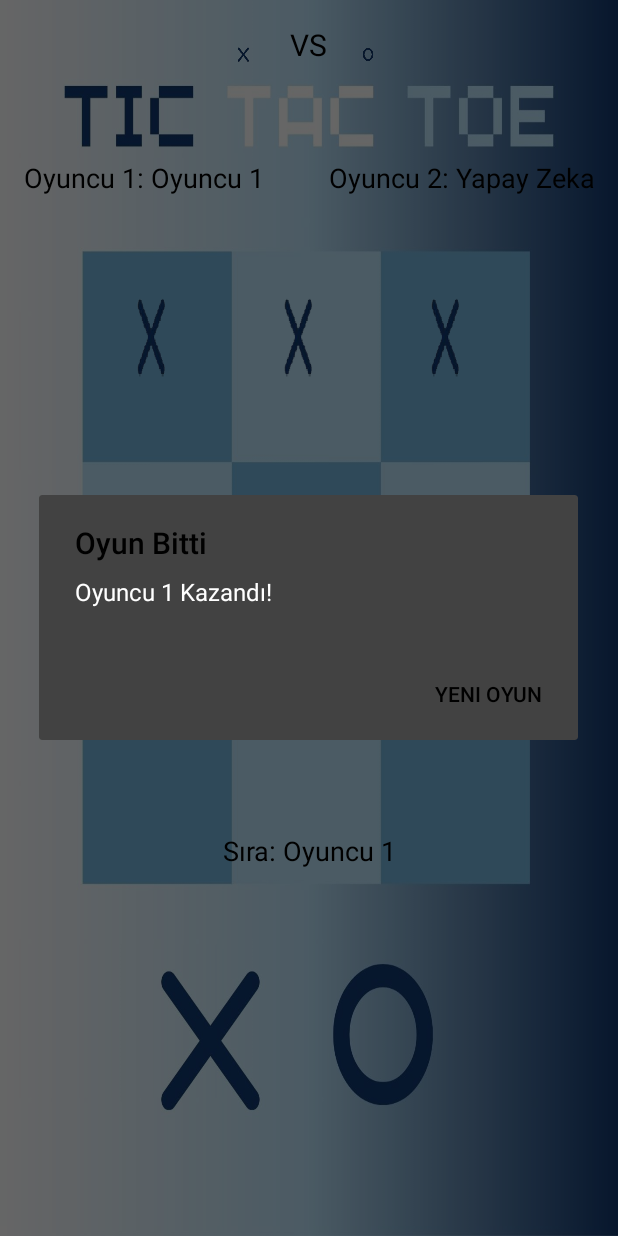
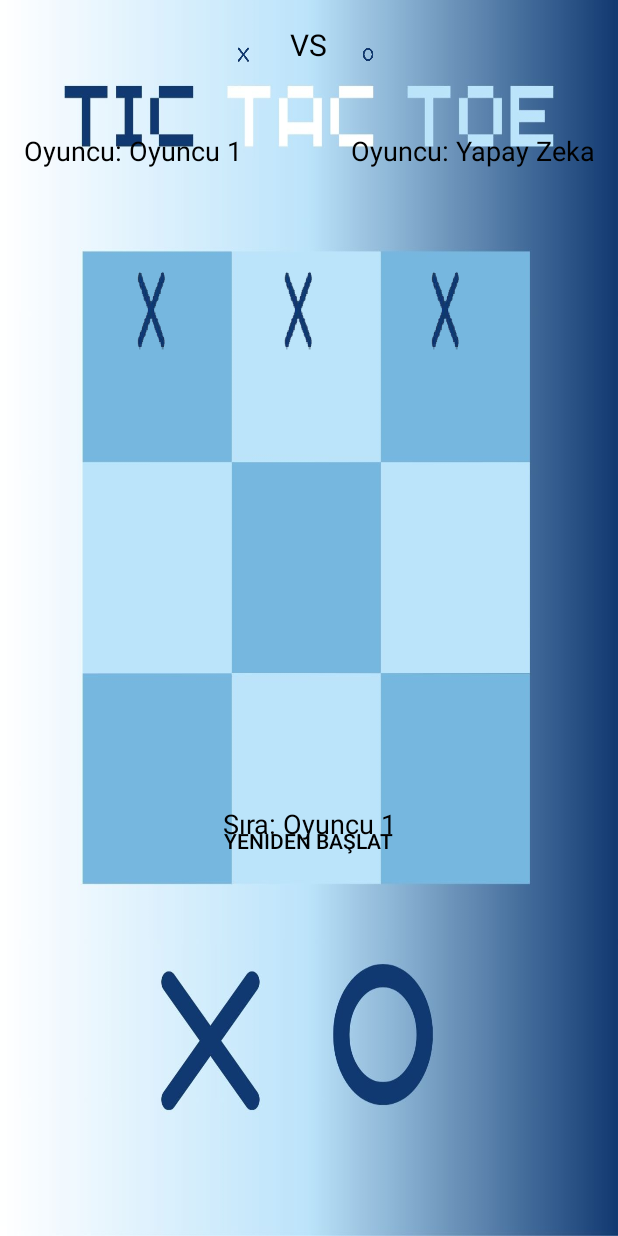
Before and after one commit to BerkeKocakavak/XOX-Game-Project, an Android app built with Jetpack Compose: the OyunEkrani screen opened directly, with no data from a screen before it, after a tap on an icon or button, on a phone screen of 412 x 824 dp. Run offline under Robolectric (Android 15) with nearby library versions, the phone set to English and light mode, and no system bars; 2 other taps on this screen came first.

Commit message:
Oyun ekranındaki textlerin doğru gozukmesı sağlandı. Yeniden başlatma eklendi.

```diff
--- a/app/src/main/java/com/tttgames/xoxgame/OyunEkrani.java
+++ b/app/src/main/java/com/tttgames/xoxgame/OyunEkrani.java
@@ -9,8 +9,6 @@ import android.widget.Toast;
 import android.util.Log;
 import android.os.Handler;
 import android.os.Looper;
-import androidx.appcompat.app.AlertDialog;
-import android.content.DialogInterface;
 
 public class OyunEkrani extends AppCompatActivity {
 
@@ -27,6 +25,7 @@ public class OyunEkrani extends AppCompatActivity {
     private String player2Name;
     private Handler mainHandler = new Handler(Looper.getMainLooper());
     private boolean gameResetPending = false;
+    private Button btnReset;
 
     @Override
     protected void onCreate(Bundle savedInstanceState) {
@@ -37,6 +36,7 @@ public class OyunEkrani extends AppCompatActivity {
         tvPlayer1Name = findViewById(R.id.tvPlayer1Name);
         tvPlayer2Name = findViewById(R.id.tvPlayer2Name);
         tvTurn = findViewById(R.id.tvTurn);
+        btnReset = findViewById(R.id.btnReset);
 
         // Butonları başlat
         buttons[0][0] = findViewById(R.id.btn00);
@@ -60,16 +60,12 @@ public class OyunEkrani extends AppCompatActivity {
                         public void onClick(View v) {
                             mainHandler.post(() -> {
                                 try {
-                                    if (gameResetPending) {
-                                        resetGame();
-                                        gameResetPending = false;
-                                    } else {
+                                    if (!gameOver) { // Oyun bitmemişse hücreye tıklanabilir
                                         onCellClicked(row, col);
                                     }
                                 } catch (Exception e) {
                                     Log.e(TAG, "Error in onClick: ", e);
                                     showToast("Bir hata oluştu: " + e.getMessage());
-                                    resetGame();
                                 }
                             });
                         }
@@ -79,6 +75,17 @@ public class OyunEkrani extends AppCompatActivity {
                 }
             }
         }
+
+        // Reset butonu tıklama olayını ayarla
+        btnReset.setOnClickListener(new View.OnClickListener() {
+            @Override
+            public void onClick(View v) {
+                mainHandler.post(() -> {
+                    resetGame();
+                    gameResetPending = false;
+                });
+            }
+        });
 
         // Oyun modunu ve oyuncu adlarını al
         gameMode = getIntent().getIntExtra("GAME_MODE", 0);
@@ -102,22 +109,30 @@ public class OyunEkrani extends AppCompatActivity {
         board = new Board(initialBoard);
         gameOver = false;
         currentPlayer = 1;
-        updateTurnLabel();
+        updateTurnLabel(); // Başlangıçta oyuncu adını göster
         for (int i = 0; i < 3; i++) {
             for (int j = 0; j < 3; j++) {
                 if (buttons[i][j] != null) {
                     buttons[i][j].setText("");
-                    buttons[i][j].setBackgroundResource(0); // Arka planı temizle
+                    buttons[i][j].setBackgroundResource(0);
                     buttons[i][j].setEnabled(true);
                 }
             }
         }
         gameResetPending = false;
+        btnReset.setVisibility(View.GONE);
     }
 
     private void setupGameScreen() {
-        tvPlayer1Name.setText("Oyuncu 1: " + player1Name);
-        tvPlayer2Name.setText("Oyuncu 2: " + player2Name);
+        if (gameMode >= 1 && gameMode <= 3) {
+            tvPlayer1Name.setText("Bilgisayara Karşı");
+            tvPlayer2Name.setText("");
+            tvTurn.setVisibility(View.GONE); // Bilgisayar oyununda sırayı gizle
+        } else {
+            tvPlayer1Name.setText("Oyuncu: " + player1Name);
+            tvPlayer2Name.setText("Oyuncu: " + player2Name);
+            tvTurn.setVisibility(View.VISIBLE); // Çok oyunculu modda sırayı göster
+        }
         updateTurnLabel();
     }
 
@@ -155,7 +170,6 @@ public class OyunEkrani extends AppCompatActivity {
     }
 
     private void computerMove() {
-        // Oyunun bitip bitmediğini kontrol et
         if (gameOver) return;
         if (board == null) {
             Log.e(TAG, "Board is null in computerMove!");
@@ -163,7 +177,7 @@ public class OyunEkrani extends AppCompatActivity {
         }
 
         AIPlayer.Difficulty difficulty = null;
-        switch (gameMode){
+        switch (gameMode) {
             case 1:
                 difficulty = AIPlayer.Difficulty.EASY;
                 break;
@@ -185,7 +199,6 @@ public class OyunEkrani extends AppCompatActivity {
             Log.e(TAG, "Button is null in computerMove! row = " + move[0] + ", col = " + move[1]);
         }
 
-        // Oyunun bitip bitmediğini kontrol et
         PlayerEnum result = board.evaluateBoard();
         if (result != null) {
             gameOver = true;
@@ -202,6 +215,9 @@ public class OyunEkrani extends AppCompatActivity {
         switch (result) {
             case XPlayer:
                 message = player1Name + " Kazandı!";
+                if (gameMode != 4) {
+                    message = "Kazandınız!";
+                }
                 break;
             case OPlayer:
                 message = (gameMode == 4) ? player2Name + " Kazandı!" : "Yapay Zeka Kazandı!";
@@ -214,15 +230,12 @@ public class OyunEkrani extends AppCompatActivity {
                 break;
         }
 
-        mainHandler.post(() -> {
-            new AlertDialog.Builder(OyunEkrani.this)
-                    .setTitle("Oyun Bitti")
-                    .setMessage(message)
-                    .setCancelable(false)
-                    .setPositiveButton("Yeni Oyun", (dialog, which) -> resetGame())
-                    .show();
-        });
+        showToast(message);
         gameResetPending = true;
+        showResetButton();
+        if (gameMode == 4) {
+            tvTurn.setVisibility(View.GONE); // Oyun bittiğinde çok oyunculu modda sırayı gizle
+        }
     }
 
     private void switchPlayer() {
@@ -232,7 +245,11 @@ public class OyunEkrani extends AppCompatActivity {
 
     private void updateTurnLabel() {
         if (tvTurn != null) {
-            tvTurn.setText("Sıra: " + ((currentPlayer == 1 || gameMode == 4) ? player1Name : player2Name));
+            if (gameMode >= 1 && gameMode <= 3) {
+                tvTurn.setText("");
+            } else {
+                tvTurn.setText("Sıra: " + ((currentPlayer == 1) ? player1Name : player2Name));
+            }
         }
     }
 
@@ -240,6 +257,9 @@ public class OyunEkrani extends AppCompatActivity {
         if (isFinishing()) return;
         try {
             initializeBoard();
+            if (gameMode == 4) {
+                tvTurn.setVisibility(View.VISIBLE); // Oyunu yeniden başlattığında çok oyunculu modda sırayı göster
+            }
         } catch (Exception e) {
             Log.e(TAG, "Error resetting the game", e);
             showToast("Oyun sıfırlanırken bir hata oluştu: " + e.getMessage());
@@ -250,4 +270,10 @@ public class OyunEkrani extends AppCompatActivity {
         if (isFinishing()) return;
         mainHandler.post(() -> Toast.makeText(OyunEkrani.this, message, Toast.LENGTH_LONG).show());
     }
+
+    private void showResetButton() {
+        if (btnReset != null) {
+            btnReset.setVisibility(View.VISIBLE);
+        }
+    }
 }
--- a/app/src/main/res/layout/ayarlar.xml
+++ b/app/src/main/res/layout/ayarlar.xml
@@ -26,7 +26,6 @@
 
     <Switch
         android:id="@+id/soundSwitch"
-        style="@style/color"
         android:text="Ses Aç/Kapa"
         android:textColorLink="#000000" />
 
--- a/app/src/main/res/layout/oyunekrani.xml
+++ b/app/src/main/res/layout/oyunekrani.xml
@@ -12,7 +12,7 @@
         android:layout_height="wrap_content"
         android:orientation="horizontal"
         android:gravity="center_horizontal"
-        android:layout_marginBottom="50dp">
+        android:layout_marginBottom="32dp">
 
         <ImageView
             android:layout_width="40dp"
@@ -171,13 +171,28 @@
             android:background="#00FFFFFF" />
     </GridLayout>
 
-    <TextView
-        android:id="@+id/tvTurn"
+    <FrameLayout
         android:layout_width="match_parent"
         android:layout_height="wrap_content"
-        android:layout_marginTop="16dp"
-        android:gravity="center"
-        android:text="Sıra: Oyuncu 1"
-        android:textSize="18sp" />
+        android:layout_marginTop="16dp">
+
+        <TextView
+            android:id="@+id/tvTurn"
+            android:layout_width="match_parent"
+            android:layout_height="wrap_content"
+            android:gravity="center"
+            android:text="Sıra: Oyuncu 1"
+            android:textSize="18sp" />
+
+        <Button
+            android:id="@+id/btnReset"
+            android:layout_width="wrap_content"
+            android:layout_height="wrap_content"
+            android:layout_gravity="center"
+            android:background="#00FFFFFF"
+            android:text="Yeniden Başlat"
+            android:visibility="gone" />
+
+    </FrameLayout>
 
 </LinearLayout>
```
Also changed, not shown: app/src/main/res/layout/yenioyunekrani.xml (+34 -23 lines), app/src/main/res/values/style.xml (added, +8 -0 lines), 1 other file.
